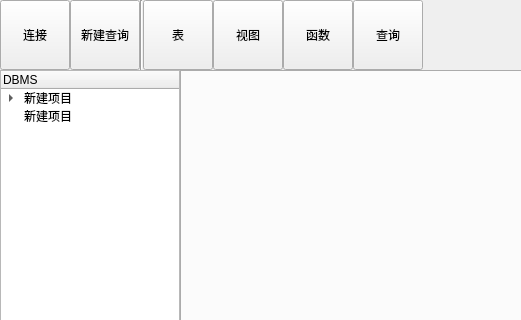
Before: the Qt Designer form mainwindow.ui in xhy2539/DBMS-Qt, drawn with Qt 5; both pictures show x 0 to 521 and y 0 to 320 of the 892 by 496 pixel window.
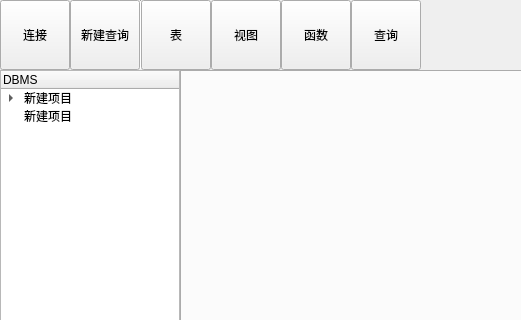
After: the same form once the commit is applied.

Patch:
```diff
--- a/mainwindow.ui
+++ b/mainwindow.ui
@@ -26,7 +26,7 @@
    <string notr="true"/>
   </property>
   <widget class="QWidget" name="centralwidget">
-   <layout class="QVBoxLayout" name="verticalLayout" stretch="1,9">
+   <layout class="QVBoxLayout" name="verticalLayout" stretch="0,0">
     <property name="spacing">
      <number>0</number>
     </property>
@@ -100,21 +100,21 @@
       <item>
        <widget class="Line" name="line">
         <property name="sizePolicy">
-         <sizepolicy hsizetype="Preferred" vsizetype="Expanding">
+         <sizepolicy hsizetype="Fixed" vsizetype="Fixed">
           <horstretch>0</horstretch>
-          <verstretch>0</verstretch>
+          <verstretch>70</verstretch>
          </sizepolicy>
         </property>
         <property name="minimumSize">
          <size>
-          <width>3</width>
-          <height>0</height>
+          <width>1</width>
+          <height>70</height>
          </size>
         </property>
         <property name="maximumSize">
          <size>
-          <width>3</width>
-          <height>16777215</height>
+          <width>1</width>
+          <height>70</height>
          </size>
         </property>
         <property name="orientation">
```
Left out of the diff: 25 changed lines with no effect on the pictures.
